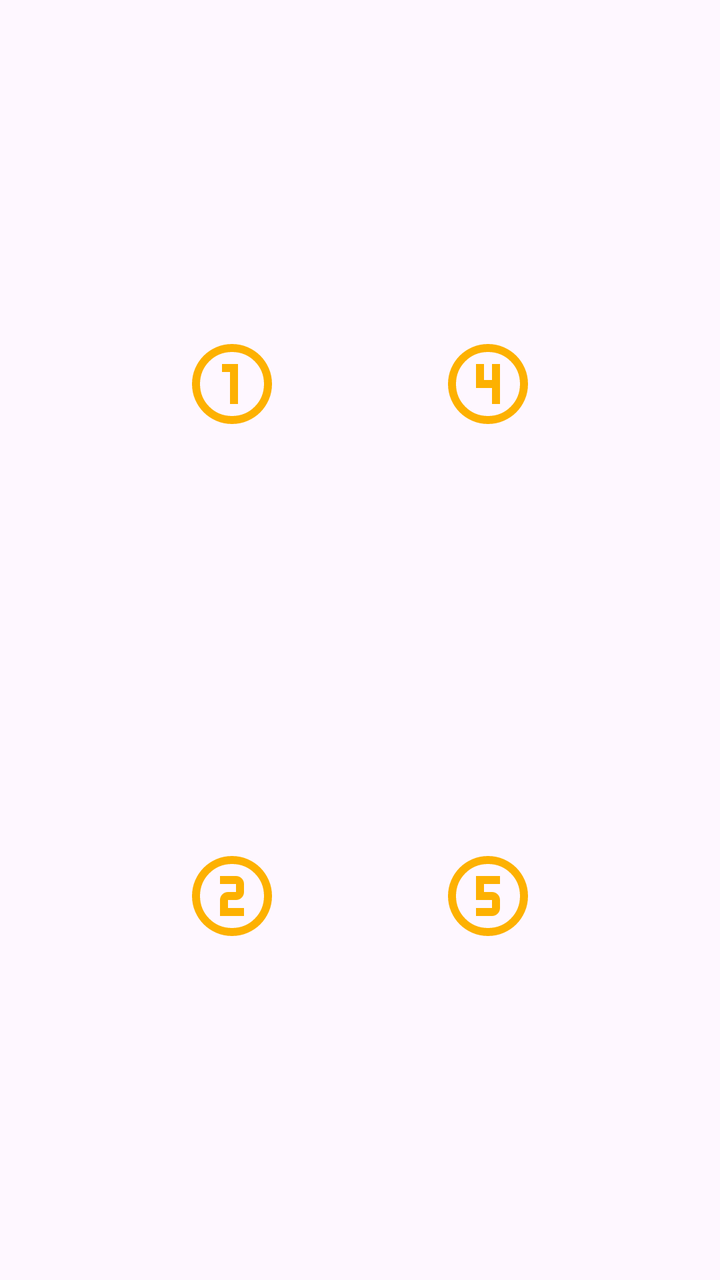
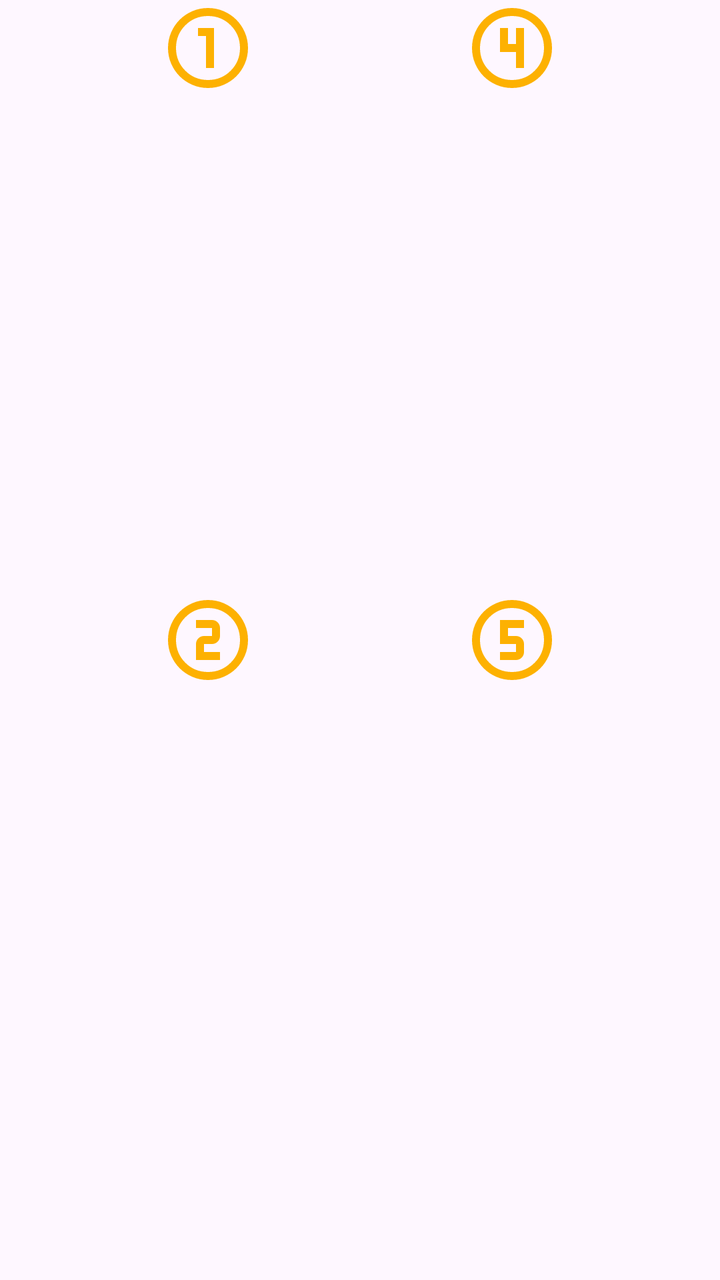

Compare the two renders of this Android layout. The source of the first and the diff that turns it into the second are given below.
<!-- AndroidManifest.xml: application theme Theme.Heroland -->
<!-- res/layout/layout_valley.xml -->
<?xml version="1.0" encoding="utf-8"?>
<androidx.constraintlayout.widget.ConstraintLayout xmlns:android="http://schemas.android.com/apk/res/android"
    xmlns:app="http://schemas.android.com/apk/res-auto"
    android:id="@+id/layout_valley"
    android:layout_width="match_parent"
    android:layout_height="match_parent"
    android:background="@color/transparent">

    <androidx.appcompat.widget.AppCompatImageView
        android:id="@+id/c1"
        style="@style/clearing"
        android:background="@drawable/clearing_1"
        app:layout_constraintBottom_toTopOf="@id/c2"
        app:layout_constraintEnd_toStartOf="@id/c4"
        app:layout_constraintHorizontal_chainStyle="packed"
        app:layout_constraintStart_toStartOf="parent"
        app:layout_constraintTop_toTopOf="parent" />

    <androidx.appcompat.widget.AppCompatImageView
        android:id="@+id/c4"
        style="@style/clearing"
        android:background="@drawable/clearing_4"
        app:layout_constraintBottom_toTopOf="@id/c5"
        app:layout_constraintEnd_toEndOf="parent"
        app:layout_constraintStart_toEndOf="@id/c1"
        app:layout_constraintTop_toTopOf="parent" />

    <androidx.appcompat.widget.AppCompatImageView
        android:id="@+id/c2"
        style="@style/clearing"
        android:background="@drawable/clearing_2"
        app:layout_constraintEnd_toStartOf="@id/c5"
        app:layout_constraintHorizontal_chainStyle="packed"
        app:layout_constraintStart_toStartOf="parent"
        app:layout_constraintBottom_toBottomOf="parent"
        app:layout_constraintTop_toBottomOf="@id/c1"/>

    <androidx.appcompat.widget.AppCompatImageView
        android:id="@+id/c5"
        style="@style/clearing"
        android:background="@drawable/clearing_5"
        app:layout_constraintEnd_toEndOf="parent"
        app:layout_constraintStart_toEndOf="@id/c2"
        app:layout_constraintTop_toBottomOf="@id/c4"
        app:layout_constraintBottom_toBottomOf="parent"/>


</androidx.constraintlayout.widget.ConstraintLayout>
<!-- resources referenced by this layout -->
<resources>
  <color name="transparent">#00000000</color>
  <!-- drawable clearing_1 (drawable) -->
  <vector xmlns:android="http://schemas.android.com/apk/res/android" android:height="24dp" android:tint="#FDB101" android:viewportHeight="960" android:viewportWidth="960" android:width="24dp">
        
      <path android:fillColor="@android:color/white" android:pathData="M480,880Q397,880 324,848.5Q251,817 197,763Q143,709 111.5,636Q80,563 80,480Q80,397 111.5,324Q143,251 197,197Q251,143 324,111.5Q397,80 480,80Q563,80 636,111.5Q709,143 763,197Q817,251 848.5,324Q880,397 880,480Q880,563 848.5,636Q817,709 763,763Q709,817 636,848.5Q563,880 480,880ZM480,800Q614,800 707,707Q800,614 800,480Q800,346 707,253Q614,160 480,160Q346,160 253,253Q160,346 160,480Q160,614 253,707Q346,800 480,800ZM480,480Q480,480 480,480Q480,480 480,480Q480,480 480,480Q480,480 480,480Q480,480 480,480Q480,480 480,480Q480,480 480,480Q480,480 480,480ZM460,680L540,680L540,280L380,280L380,360L460,360L460,680Z"/>
      
  </vector>
  <!-- drawable clearing_4 (drawable) -->
  <vector xmlns:android="http://schemas.android.com/apk/res/android" android:height="24dp" android:tint="#FDB101" android:viewportHeight="960" android:viewportWidth="960" android:width="24dp">
        
      <path android:fillColor="@android:color/white" android:pathData="M480,880Q397,880 324,848.5Q251,817 197,763Q143,709 111.5,636Q80,563 80,480Q80,397 111.5,324Q143,251 197,197Q251,143 324,111.5Q397,80 480,80Q563,80 636,111.5Q709,143 763,197Q817,251 848.5,324Q880,397 880,480Q880,563 848.5,636Q817,709 763,763Q709,817 636,848.5Q563,880 480,880ZM480,800Q614,800 707,707Q800,614 800,480Q800,346 707,253Q614,160 480,160Q346,160 253,253Q160,346 160,480Q160,614 253,707Q346,800 480,800ZM480,480Q480,480 480,480Q480,480 480,480Q480,480 480,480Q480,480 480,480Q480,480 480,480Q480,480 480,480Q480,480 480,480Q480,480 480,480ZM520,680L600,680L600,280L520,280L520,440L440,440L440,280L360,280L360,520L520,520L520,680Z"/>
      
  </vector>
  <style name="clearing" parent="Base.Theme.Heroland">
          <item name="android:layout_width">wrap_content</item>
          <item name="android:layout_height">wrap_content</item>
          <item name="android:layout_margin">40dp</item>
          <item name="android:padding">24dp</item>
          <item name="android:text">@string/clearing</item>
          <item name="android:contentDescription">@string/clearing</item>
      </style>
  <style name="Theme.Heroland" parent="Base.Theme.Heroland" />
  <style name="Base.Theme.Heroland" parent="Theme.Material3.DayNight.NoActionBar">
          
          <item name="android:windowLayoutInDisplayCutoutMode">shortEdges</item>
          <item name="android:windowTranslucentStatus">true</item>
          
          <item name="android:textColor">@color/primary</item>
          <item name="android:fontFamily">@font/macondo</item>
      </style>
  <string name="clearing">clearing</string>
  <color name="primary">#5F1B1A</color>
  <!-- unchanged entries left out for length: 2 -->
</resources>

<!-- the commit's change to res/layout/layout_valley.xml (unified diff, before → after) -->
@@ -1,48 +1,42 @@
 <?xml version="1.0" encoding="utf-8"?>
-<androidx.constraintlayout.widget.ConstraintLayout xmlns:android="http://schemas.android.com/apk/res/android"
+<FrameLayout xmlns:android="http://schemas.android.com/apk/res/android"
     xmlns:app="http://schemas.android.com/apk/res-auto"
+    xmlns:tools="http://schemas.android.com/tools"
     android:id="@+id/layout_valley"
     android:layout_width="match_parent"
     android:layout_height="match_parent"
+android:layout_marginTop="200dp"
     android:background="@color/transparent">
 
     <androidx.appcompat.widget.AppCompatImageView
         android:id="@+id/c1"
         style="@style/clearing"
-        android:background="@drawable/clearing_1"
-        app:layout_constraintBottom_toTopOf="@id/c2"
-        app:layout_constraintEnd_toStartOf="@id/c4"
-        app:layout_constraintHorizontal_chainStyle="packed"
-        app:layout_constraintStart_toStartOf="parent"
-        app:layout_constraintTop_toTopOf="parent" />
+        android:layout_gravity="top|start"
+        android:background="@drawable/clearing_1" />
 
     <androidx.appcompat.widget.AppCompatImageView
         android:id="@+id/c4"
         style="@style/clearing"
-        android:background="@drawable/clearing_4"
-        app:layout_constraintBottom_toTopOf="@id/c5"
-        app:layout_constraintEnd_toEndOf="parent"
-        app:layout_constraintStart_toEndOf="@id/c1"
-        app:layout_constraintTop_toTopOf="parent" />
+        android:layout_gravity="top|end"
+        android:background="@drawable/clearing_4" />
 
     <androidx.appcompat.widget.AppCompatImageView
         android:id="@+id/c2"
         style="@style/clearing"
-        android:background="@drawable/clearing_2"
-        app:layout_constraintEnd_toStartOf="@id/c5"
-        app:layout_constraintHorizontal_chainStyle="packed"
-        app:layout_constraintStart_toStartOf="parent"
-        app:layout_constraintBottom_toBottomOf="parent"
-        app:layout_constraintTop_toBottomOf="@id/c1"/>
+        android:layout_gravity="center|start"
+        android:background="@drawable/clearing_2" />
 
     <androidx.appcompat.widget.AppCompatImageView
         android:id="@+id/c5"
         style="@style/clearing"
-        android:background="@drawable/clearing_5"
-        app:layout_constraintEnd_toEndOf="parent"
-        app:layout_constraintStart_toEndOf="@id/c2"
-        app:layout_constraintTop_toBottomOf="@id/c4"
-        app:layout_constraintBottom_toBottomOf="parent"/>
+        android:layout_gravity="center|end"
+        android:background="@drawable/clearing_5" />
+
+    <androidx.appcompat.widget.AppCompatImageView
+        android:id="@+id/dwelling"
+        style="@style/clearing"
+        android:layout_gravity="center|end"
+        tools:background="@drawable/d_inn" />
 
 
-</androidx.constraintlayout.widget.ConstraintLayout>
+</FrameLayout>
<!-- resource entries referenced after the edit -->
@@ -13,10 +13,11 @@
       <path android:fillColor="@android:color/white" android:pathData="M480,880Q397,880 324,848.5Q251,817 197,763Q143,709 111.5,636Q80,563 80,480Q80,397 111.5,324Q143,251 197,197Q251,143 324,111.5Q397,80 480,80Q563,80 636,111.5Q709,143 763,197Q817,251 848.5,324Q880,397 880,480Q880,563 848.5,636Q817,709 763,763Q709,817 636,848.5Q563,880 480,880ZM480,800Q614,800 707,707Q800,614 800,480Q800,346 707,253Q614,160 480,160Q346,160 253,253Q160,346 160,480Q160,614 253,707Q346,800 480,800ZM480,480Q480,480 480,480Q480,480 480,480Q480,480 480,480Q480,480 480,480Q480,480 480,480Q480,480 480,480Q480,480 480,480Q480,480 480,480ZM520,680L600,680L600,280L520,280L520,440L440,440L440,280L360,280L360,520L520,520L520,680Z"/>
       
   </vector>
+  <!-- drawable d_inn: webp bitmap (drawable, 1364 bytes) -->
   <style name="clearing" parent="Base.Theme.Heroland">
           <item name="android:layout_width">wrap_content</item>
           <item name="android:layout_height">wrap_content</item>
-          <item name="android:layout_margin">40dp</item>
+          <item name="android:layout_marginHorizontal">80dp</item>
           <item name="android:padding">24dp</item>
           <item name="android:text">@string/clearing</item>
           <item name="android:contentDescription">@string/clearing</item>
